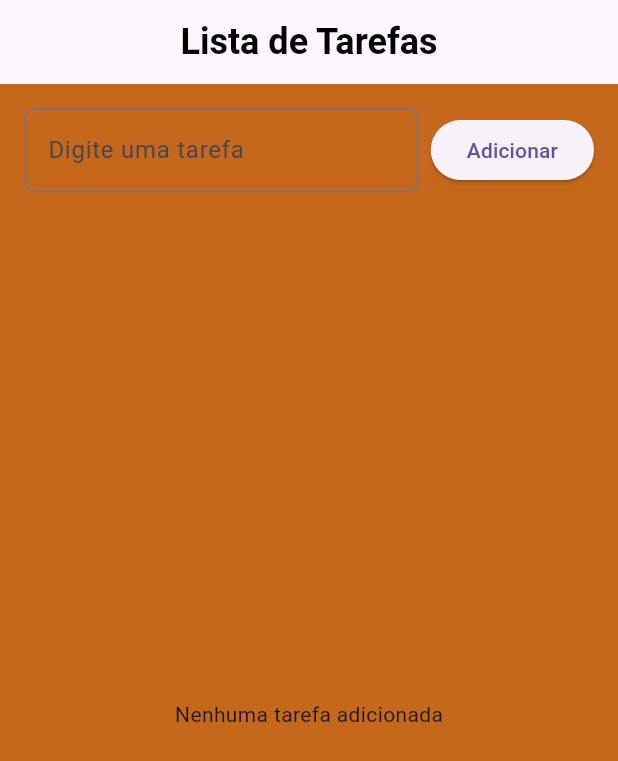
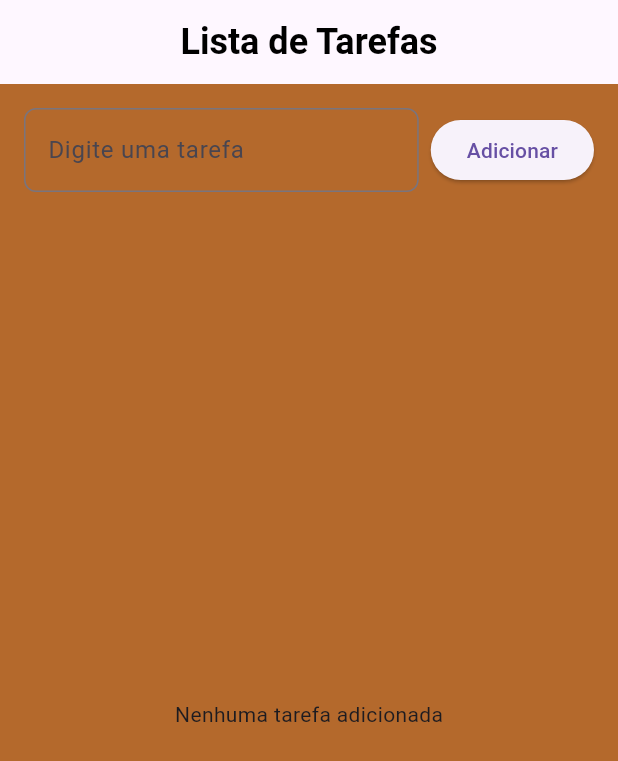
Before and after one commit to jp-devl/lista_tarefa-master, a Flutter app: the screen it shows after launch, on a phone screen of 412 x 824 dp. Shown: the top 761 px of the screen. Run offline on Flutter 3.47's test engine with Material 3 defaults, Android fonts, the phone set to English and light mode, and no system bars.

Commit message:
chore: auto-sync 2026-09-09 21:05:50

```diff
--- a/lib/main.dart
+++ b/lib/main.dart
@@ -11,7 +11,7 @@ class MainApp extends StatelessWidget {
   Widget build(BuildContext context) {
     return MaterialApp(
       theme: ThemeData(
-        scaffoldBackgroundColor: const Color.fromARGB(255, 197, 104, 28),
+        scaffoldBackgroundColor: const Color.fromARGB(255, 180, 105, 44),
       ),
       title: 'Lista de Tarefas',
       debugShowCheckedModeBanner: false,
```
